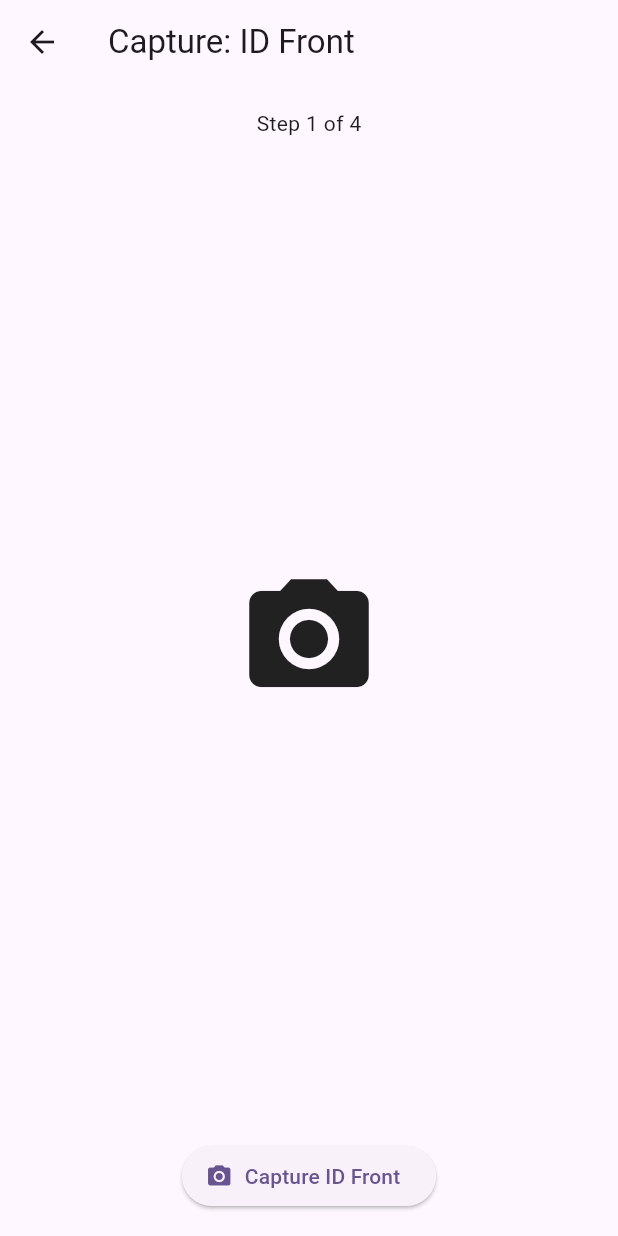
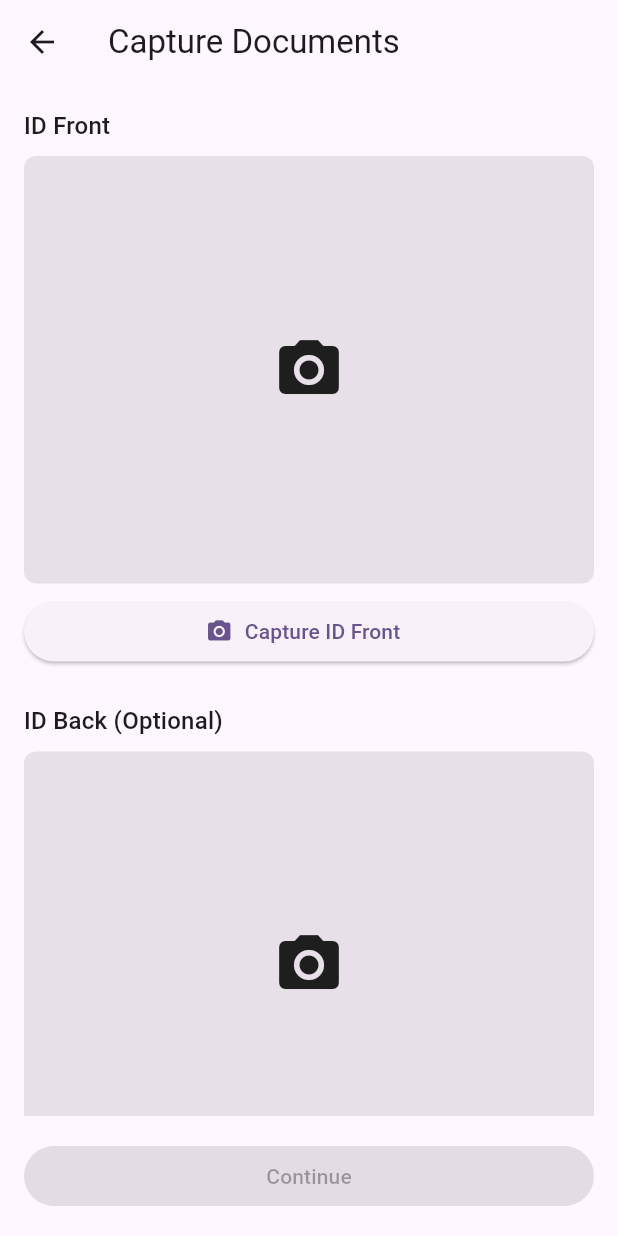
Before and after one commit to g8devt/QRScannerLGU, a Flutter app: the CaptureIdPage screen opened directly, on a phone screen of 412 x 824 dp. Run offline on Flutter 3.47's test engine with Material 3 defaults, Android fonts, the phone set to English and light mode, and no system bars; our stand-ins replace equatable, flutter_bloc, image_picker, signature; missing offline and left inert: mobile_scanner.

Commit message:
update claimant info

```diff
--- a/lib/features/social_service_claim/data/datasources/claim_remote_datasource.dart
+++ b/lib/features/social_service_claim/data/datasources/claim_remote_datasource.dart
@@ -19,7 +19,7 @@ class ClaimRemoteDatasource {
     required String claimantIdType,
     required String claimantIdNumber,
     required String idFrontPath,
-    required String idBackPath,
+    String? idBackPath,
     required String signaturePath,
     required String facePhotoPath,
   }) {
@@ -36,7 +36,8 @@ class ClaimRemoteDatasource {
       },
       {
         'claimant_id_front': idFrontPath,
-        'claimant_id_back': idBackPath,
+        // ignore: use_null_aware_elements
+        if (idBackPath != null) 'claimant_id_back': idBackPath,
         'claimant_signature': signaturePath,
         'claimant_face_photo': facePhotoPath,
       },
--- a/lib/features/social_service_claim/data/repositories/claim_repository_impl.dart
+++ b/lib/features/social_service_claim/data/repositories/claim_repository_impl.dart
@@ -30,7 +30,7 @@ class ClaimRepositoryImpl implements ClaimRepository {
     required ClaimCaptures captures,
   }) async {
     if (!captures.isComplete) {
-      throw ClaimSubmitException('All 4 captures are required before submitting.');
+      throw ClaimSubmitException('ID front, signature, and face photo are required before submitting.');
     }
     try {
       await _datasource.submitClaim(
@@ -41,7 +41,7 @@ class ClaimRepositoryImpl implements ClaimRepository {
         claimantIdType: claimant.idType,
         claimantIdNumber: claimant.idNumber,
         idFrontPath: captures.idFrontPath!,
-        idBackPath: captures.idBackPath!,
+        idBackPath: captures.idBackPath,
         signaturePath: captures.signaturePath!,
         facePhotoPath: captures.facePhotoPath!,
       );
--- a/lib/features/social_service_claim/domain/entities/claim_captures.dart
+++ b/lib/features/social_service_claim/domain/entities/claim_captures.dart
@@ -16,8 +16,8 @@ class ClaimCaptures extends Equatable {
   final String? signaturePath;
   final String? facePhotoPath;
 
-  bool get isComplete =>
-      idFrontPath != null && idBackPath != null && signaturePath != null && facePhotoPath != null;
+  /// ID Back is optional — the other 3 captures are required.
+  bool get isComplete => idFrontPath != null && signaturePath != null && facePhotoPath != null;
 
   ClaimCaptures copyWith({
     String? idFrontPath,
--- a/lib/features/social_service_claim/presentation/pages/capture_id_page.dart
+++ b/lib/features/social_service_claim/presentation/pages/capture_id_page.dart
@@ -8,25 +8,34 @@ import '../../domain/entities/claim_captures.dart';
 import '../bloc/claim_bloc.dart';
 import '../bloc/claim_event.dart';
 import 'preview_page.dart';
+import 'sign_signature_page.dart';
 
 class _CaptureStep {
-  const _CaptureStep(this.label, this.getPath, this.withPath);
+  const _CaptureStep(this.label, this.getPath, this.withPath, {this.isSignature = false, this.isOptional = false});
 
   final String label;
   final String? Function(ClaimCaptures) getPath;
   final ClaimCaptures Function(ClaimCaptures, String) withPath;
+
+  /// When true, this step lets the user either photograph a physical
+  /// signature or draw one on-screen, instead of only using the camera.
+  final bool isSignature;
+
+  /// When true, this capture isn't required to enable Continue/submit.
+  final bool isOptional;
 }
 
 final List<_CaptureStep> _steps = [
   _CaptureStep('ID Front', (c) => c.idFrontPath, (c, p) => c.copyWith(idFrontPath: p)),
-  _CaptureStep('ID Back', (c) => c.idBackPath, (c, p) => c.copyWith(idBackPath: p)),
-  _CaptureStep('Signature', (c) => c.signaturePath, (c, p) => c.copyWith(signaturePath: p)),
+  _CaptureStep('ID Back', (c) => c.idBackPath, (c, p) => c.copyWith(idBackPath: p), isOptional: true),
+  _CaptureStep('Signature', (c) => c.signaturePath, (c, p) => c.copyWith(signaturePath: p), isSignature: true),
   _CaptureStep("Claimant's Face Photo", (c) => c.facePhotoPath, (c, p) => c.copyWith(facePhotoPath: p)),
 ];
 
-/// Four sequential live captures (ID front, ID back, signature, claimant's
-/// face photo). Reuses [CapturePhoto] from the qr_scanner feature's domain
-/// layer — no duplicated camera-capture logic.
+/// A single page listing all 4 live captures (ID front, ID back, signature,
+/// claimant's face photo) as independent sections — each can be captured or
+/// retaken in any order. Reuses [CapturePhoto] from the qr_scanner feature's
+/// domain layer — no duplicated camera-capture logic.
 class CaptureIdPage extends StatefulWidget {
   const CaptureIdPage({super.key});
 
@@ -35,63 +44,127 @@ class CaptureIdPage extends StatefulWidget {
 }
 
 class _CaptureIdPageState extends State<CaptureIdPage> {
-  int _stepIndex = 0;
-  bool _capturing = false;
+  int? _capturingIndex;
 
-  Future<void> _capture() async {
-    setState(() => _capturing = true);
+  Future<void> _captureWithCamera(int index) async {
+    setState(() => _capturingIndex = index);
     try {
       final capturePhoto = context.read<CapturePhoto>();
       final path = await capturePhoto();
       if (!mounted) return;
-      if (path == null) return; // cancelled — stay on this step
+      if (path == null) return; // cancelled
+      _onCaptured(index, path);
+    } finally {
+      if (mounted) setState(() => _capturingIndex = null);
+    }
+  }
+
+  Future<void> _signDigitally(int index) async {
+    final path = await Navigator.of(context).push<String>(
+      MaterialPageRoute(builder: (_) => const SignSignaturePage()),
+    );
+    if (!mounted) return;
+    if (path == null) return; // cancelled
+    _onCaptured(index, path);
+  }
+
+  void _onCaptured(int index, String path) {
     final bloc = context.read<ClaimBloc>();
-      final updated = _steps[_stepIndex].withPath(bloc.state.captures, path);
+    final updated = _steps[index].withPath(bloc.state.captures, path);
     bloc.add(CapturesUpdated(updated));
-      if (_stepIndex < _steps.length - 1) {
-        setState(() => _stepIndex++);
-      } else {
+  }
+
+  void _continue() {
     Navigator.of(context).push(MaterialPageRoute(builder: (_) => const PreviewPage()));
-      }
-    } finally {
-      if (mounted) setState(() => _capturing = false);
-    }
   }
 
   @override
   Widget build(BuildContext context) {
-    final step = _steps[_stepIndex];
     final captures = context.select((ClaimBloc bloc) => bloc.state.captures);
-    final path = step.getPath(captures);
 
     return Scaffold(
-      appBar: AppBar(title: Text('Capture: ${step.label}')),
+      appBar: AppBar(title: const Text('Capture Documents')),
       body: SafeArea(
-        child: Padding(
+        child: Column(
+          crossAxisAlignment: CrossAxisAlignment.stretch,
+          children: [
+            Expanded(
+              child: ListView.separated(
                 padding: const EdgeInsets.all(16),
-          child: Column(
+                itemCount: _steps.length,
+                separatorBuilder: (_, _) => const SizedBox(height: 24),
+                itemBuilder: (context, index) {
+                  final step = _steps[index];
+                  final path = step.getPath(captures);
+                  final capturing = _capturingIndex == index;
+
+                  return Column(
+                    crossAxisAlignment: CrossAxisAlignment.stretch,
                     children: [
-              Text('Step ${_stepIndex + 1} of ${_steps.length}'),
-              const SizedBox(height: 16),
-              if (path != null)
+                      Text(
+                        step.isOptional ? '${step.label} (Optional)' : step.label,
+                        style: Theme.of(context).textTheme.titleMedium,
+                      ),
+                      const SizedBox(height: 8),
+                      AspectRatio(
+                        aspectRatio: 4 / 3,
+                        child: path != null
+                            ? ClipRRect(
+                                borderRadius: BorderRadius.circular(8),
+                                child: Image.file(File(path), fit: BoxFit.cover),
+                              )
+                            : DecoratedBox(
+                                decoration: BoxDecoration(
+                                  color: Theme.of(context).colorScheme.surfaceContainerHighest,
+                                  borderRadius: BorderRadius.circular(8),
+                                ),
+                                child: const Center(child: Icon(Icons.camera_alt, size: 48)),
+                              ),
+                      ),
+                      const SizedBox(height: 8),
+                      if (step.isSignature)
+                        Row(
+                          children: [
                             Expanded(
-                  child: ClipRRect(
-                    borderRadius: BorderRadius.circular(8),
-                    child: Image.file(File(path), fit: BoxFit.contain),
+                              child: OutlinedButton.icon(
+                                onPressed: capturing ? null : () => _captureWithCamera(index),
+                                icon: capturing
+                                    ? const SizedBox(width: 16, height: 16, child: CircularProgressIndicator(strokeWidth: 2))
+                                    : const Icon(Icons.camera_alt),
+                                label: Text(path == null ? 'Capture Signature' : 'Retake'),
                               ),
+                            ),
+                            const SizedBox(width: 12),
+                            Expanded(
+                              child: ElevatedButton.icon(
+                                onPressed: capturing ? null : () => _signDigitally(index),
+                                icon: const Icon(Icons.draw),
+                                label: const Text('Sign Here'),
+                              ),
+                            ),
+                          ],
                         )
                       else
-                const Expanded(child: Center(child: Icon(Icons.camera_alt, size: 96))),
-              const SizedBox(height: 16),
                         ElevatedButton.icon(
-                onPressed: _capturing ? null : _capture,
-                icon: _capturing
+                          onPressed: capturing ? null : () => _captureWithCamera(index),
+                          icon: capturing
                               ? const SizedBox(width: 16, height: 16, child: CircularProgressIndicator(strokeWidth: 2))
                               : const Icon(Icons.camera_alt),
                           label: Text(path == null ? 'Capture ${step.label}' : 'Retake'),
                         ),
                     ],
+                  );
+                },
               ),
+            ),
+            Padding(
+              padding: const EdgeInsets.all(16),
+              child: ElevatedButton(
+                onPressed: captures.isComplete ? _continue : null,
+                child: const Text('Continue'),
+              ),
+            ),
+          ],
         ),
       ),
     );
--- a/pubspec.yaml
+++ b/pubspec.yaml
@@ -39,6 +39,7 @@ dependencies:
   equatable: ^2.1.0
   image_picker: ^1.2.3
   http: ^1.2.2
+  signature: ^6.3.0
 
 dev_dependencies:
   flutter_test:
```
Also changed, not shown: lib/features/social_service_claim/presentation/pages/sign_signature_page.dart (added, +85 -0 lines), pubspec.lock. Lines whose indentation alone changed are shown as unchanged.
